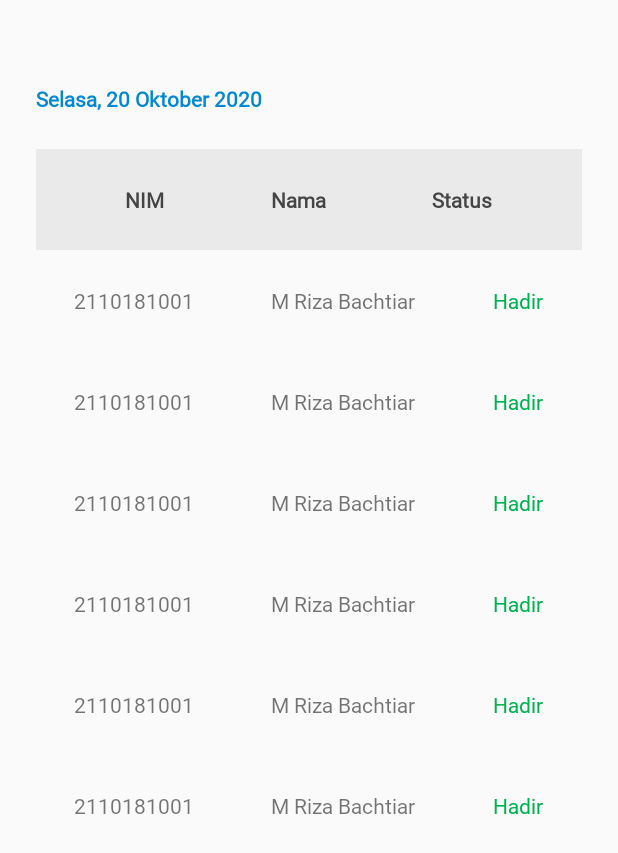
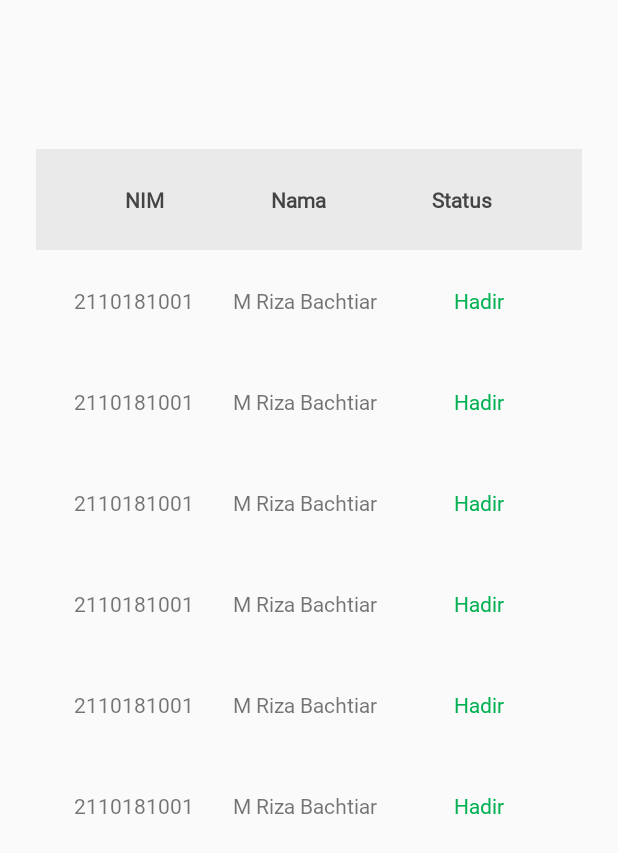
Before and after one commit to agustinanisaf/SquareCheck-android, an Android app: the layout content_lecturer_attendance_summary_detail.xml on its own in the app's theme, with its tools: preview values and no code run, on a phone screen of 412 x 824 dp. Shown: the top 853 px of the screen. Run offline under Robolectric (Android 15) with nearby library versions, the phone set to English and light mode, and no system bars; Roboto replaces fonts that are not available here.

Commit message:
Fix StudentAttendancesAdapter Fixes #39

```diff
--- a/app/src/main/AndroidManifest.xml
+++ b/app/src/main/AndroidManifest.xml
@@ -33,6 +33,7 @@
         <activity android:name=".lecturer.view.LecturerDashboardActivity" />
         <activity android:name=".lecturer.view.LecturerScheduleActionActivity" />
         <activity android:name=".lecturer.view.LecturerAttendanceSummaryActivity" />
+        <activity android:name=".lecturer.view.LecturerAttendanceSummaryDetailActivity" />
     </application>
 
 </manifest>
--- a/app/src/main/java/com/squarecheck/lecturer/view/LecturerAttendanceSummaryDetailFragment.java
+++ b/app/src/main/java/com/squarecheck/lecturer/view/LecturerAttendanceSummaryDetailFragment.java
@@ -11,6 +11,8 @@ import androidx.recyclerview.widget.LinearLayoutManager;
 
 import com.squarecheck.R;
 import com.squarecheck.base.view.BaseFragment;
+import com.squarecheck.databinding.ContentLecturerAttendanceSummaryDetailBinding;
+import com.squarecheck.databinding.LecturerAttendanceSummaryDetailToolbarBinding;
 import com.squarecheck.lecturer.adapter.StudentAttendancesAdapter;
 import com.squarecheck.lecturer.contract.LecturerAttendanceSummaryDetailContract;
 import com.squarecheck.shared.model.Title;
--- a/app/src/main/res/layout/content_lecturer_attendance_summary_detail.xml
+++ b/app/src/main/res/layout/content_lecturer_attendance_summary_detail.xml
@@ -1,7 +1,16 @@
 <?xml version="1.0" encoding="utf-8"?>
-<LinearLayout xmlns:android="http://schemas.android.com/apk/res/android"
+<layout xmlns:android="http://schemas.android.com/apk/res/android"
     xmlns:app="http://schemas.android.com/apk/res-auto"
-    xmlns:tools="http://schemas.android.com/tools"
+    xmlns:tools="http://schemas.android.com/tools">
+
+    <data>
+
+        <variable
+            name="time"
+            type="String" />
+    </data>
+
+    <LinearLayout
         android:layout_width="match_parent"
         android:layout_height="match_parent"
         android:orientation="vertical"
@@ -13,11 +22,10 @@
             android:layout_height="wrap_content"
             android:layout_marginTop="32dp"
             android:padding="@dimen/gutter"
-        android:text="@string/schedule_placeholder"
+            android:text="@{time}"
             android:textColor="?colorSecondary"
             android:textStyle="bold" />
 
-    <!-- TODO: Use TableLayout to make good looking table -->
         <LinearLayout
             android:layout_width="match_parent"
             android:layout_height="wrap_content"
@@ -64,3 +72,4 @@
             tools:itemCount="6"
             tools:listitem="@layout/lecturer_attendance_layout" />
     </LinearLayout>
+</layout>
--- a/app/src/main/res/layout/lecturer_attendance_layout.xml
+++ b/app/src/main/res/layout/lecturer_attendance_layout.xml
@@ -1,6 +1,15 @@
-<?xml version="1.0" encoding="utf-8"?><!-- TODO: Use TableLayout to make good looking table -->
-<LinearLayout xmlns:android="http://schemas.android.com/apk/res/android"
-    xmlns:tools="http://schemas.android.com/tools"
+<?xml version="1.0" encoding="utf-8"?>
+<layout xmlns:android="http://schemas.android.com/apk/res/android"
+    xmlns:tools="http://schemas.android.com/tools">
+
+    <data>
+
+        <variable
+            name="data"
+            type="com.squarecheck.lecturer.model.StudentAttendanceModel" />
+    </data>
+
+    <LinearLayout
         android:layout_width="match_parent"
         android:layout_height="wrap_content"
         android:padding="@dimen/gutter">
@@ -10,6 +19,7 @@
             android:layout_width="wrap_content"
             android:layout_height="wrap_content"
             android:layout_weight="1"
+            android:text="@{data.nrp}"
             android:textAlignment="center"
             tools:text="@string/student_id_placeholder" />
 
@@ -18,7 +28,8 @@
             android:layout_width="wrap_content"
             android:layout_height="wrap_content"
             android:layout_weight="1"
-        android:textAlignment="center"
+            android:text="@{data.name}"
+            android:textAlignment="textStart"
             tools:text="@string/student_name_placeholder" />
 
         <TextView
@@ -26,7 +37,10 @@
             android:layout_width="wrap_content"
             android:layout_height="wrap_content"
             android:layout_weight="1"
-        android:textAlignment="center"
+            android:text="@{data.status}"
+            android:textAlignment="textStart"
+            android:textColor="@{context.getColor(data.color)}"
             tools:text="@string/hadir_label"
             tools:textColor="@color/hadir" />
     </LinearLayout>
+</layout>
```
Also changed, not shown: app/src/main/java/com/squarecheck/lecturer/adapter/PresencesAdapter.java (+48 -31 lines), app/src/main/java/com/squarecheck/lecturer/adapter/StudentAttendancesAdapter.java (+5 -6 lines), app/src/main/java/com/squarecheck/lecturer/model/StudentAttendanceModel.java (added, +67 -0 lines), app/src/main/res/layout/lecturer_attendance_summary_detail_toolbar.xml (+12 -4 lines). Lines whose indentation alone changed are shown as unchanged.
